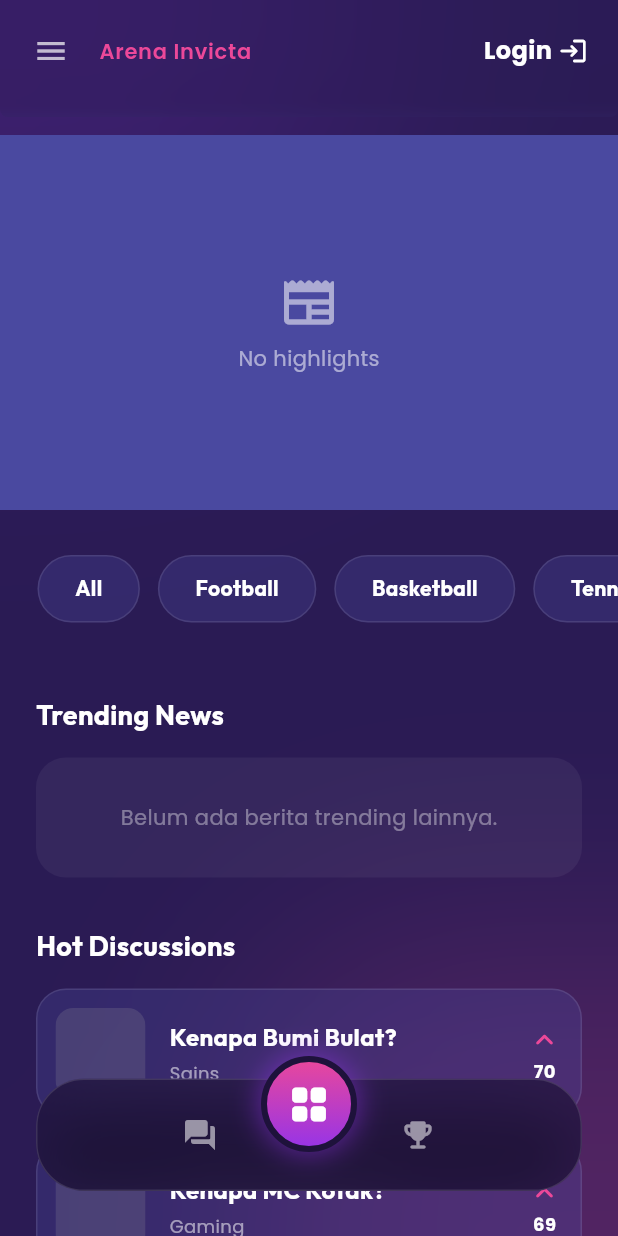
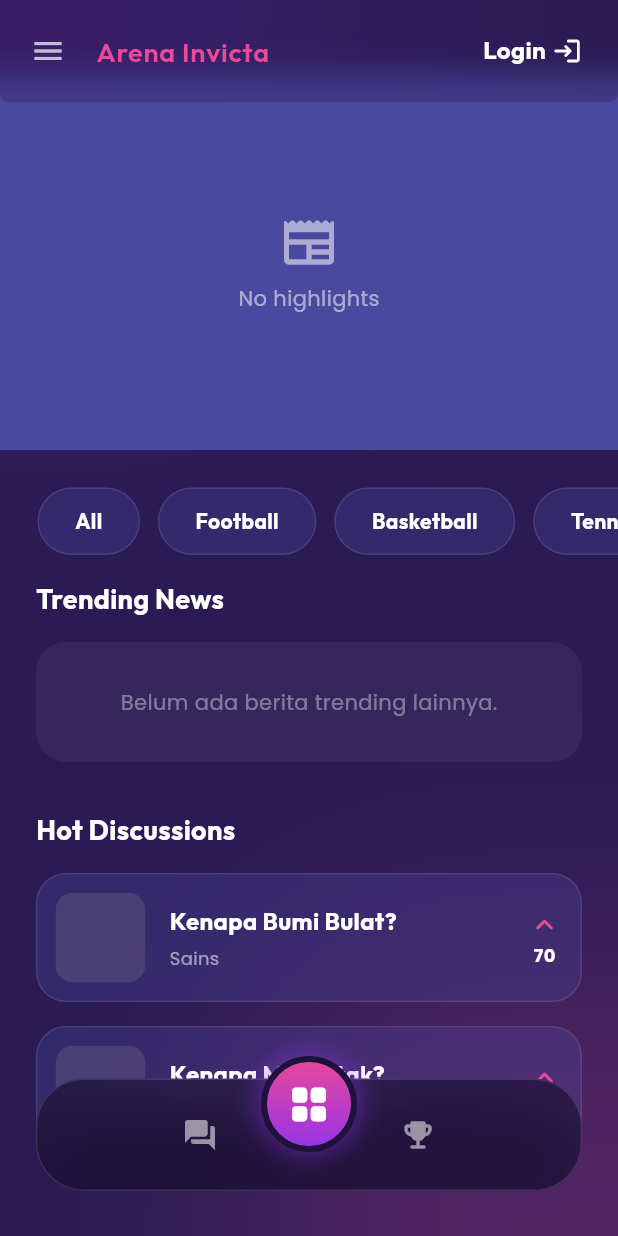
Before and after one commit to grassphobic-A07/arena-invicta-mobile, a Flutter app: the screen it shows after launch, on a phone screen of 412 x 824 dp. Run offline on Flutter 3.47's test engine with Material 3 defaults, Android fonts, the phone set to English and light mode, and no system bars; our stand-ins replace google_fonts, internet_connection_checker_plus; missing offline and left inert: pbp_django_auth; accounts and stored records are empty; network calls fail.

Commit message:
Memperbaiki header

```diff
--- a/lib/global/widgets/glassy_header.dart
+++ b/lib/global/widgets/glassy_header.dart
@@ -8,7 +8,7 @@ import 'package:arena_invicta_mobile/main.dart';
 
 class GlassyHeader extends StatelessWidget {
   final UserProvider userProvider;
-  final GlobalKey<ScaffoldState>? scaffoldKey; // Hanya perlu jika isHome = true
+  final GlobalKey<ScaffoldState>? scaffoldKey;
   final bool isHome;
   final String title;
   final String subtitle;
@@ -17,7 +17,7 @@ class GlassyHeader extends StatelessWidget {
     super.key,
     required this.userProvider,
     this.scaffoldKey,
-    this.isHome = true, // Defaultnya Home
+    this.isHome = true,
     this.title = "Arena Invicta",
     this.subtitle = "",
   });
@@ -42,10 +42,14 @@ class GlassyHeader extends StatelessWidget {
           child: Container(
             color: ArenaColor.darkAmethyst.withOpacity(0.3),
             padding: EdgeInsets.only(
-              top: MediaQuery.of(context).padding.top + 10,
-              bottom: 20,
-              left: 10,
-              right: 20,
+
+              // --- LOGIKA POSISI HEADER (YANG KAMU MINTA) ---
+              // Jika Login: + 5 (Naik dikit)
+              // Jika Belum: + 10 (Standar, ga ikutan naik)
+              top: 10,
+              bottom: 10,
+              left: 8,
+              right: 24,
             ),
             child: Row(
               mainAxisAlignment: MainAxisAlignment.spaceBetween,
@@ -53,7 +57,6 @@ class GlassyHeader extends StatelessWidget {
                 // --- KIRI: ICON & JUDUL ---
                 Row(
                   children: [
-                    // Jika Home -> Burger Menu, Jika Tidak -> Back Button
                     if (isHome)
                       IconButton(
                         padding: EdgeInsets.zero,
@@ -74,9 +77,7 @@ class GlassyHeader extends StatelessWidget {
                         ),
                       ),
 
-                    // Jika itu icon back, kasih jarak sedikit
-                    if (!isHome) const SizedBox(width: 16),
-                    // Jika itu icon burger, kasih jarak lebih sedikit
+                    if (!isHome) const SizedBox(width: 12),
                     if (isHome) const SizedBox(width: 8),
 
                     Column(
@@ -85,9 +86,9 @@ class GlassyHeader extends StatelessWidget {
                       children: [
                         Text(
                           title,
-                          style: GoogleFonts.poppins(
+                          style: GoogleFonts.outfit(
                             color: ArenaColor.dragonFruit,
-                            fontSize: isHome ? 14 : 10,
+                            fontSize: isHome ? 18 : 12,
                             fontWeight: FontWeight.w600,
                             letterSpacing: isHome ? 0.5 : 1.5,
                           ),
@@ -95,7 +96,7 @@ class GlassyHeader extends StatelessWidget {
                         if (subtitle.isNotEmpty)
                           Text(
                             subtitle,
-                            style: GoogleFonts.poppins(
+                            style: GoogleFonts.outfit(
                               color: Colors.white,
                               fontSize: 20,
                               fontWeight: FontWeight.bold,
@@ -108,13 +109,15 @@ class GlassyHeader extends StatelessWidget {
 
                 // --- KANAN: LOGIN / PROFILE ---
                 if (!userProvider.isLoggedIn)
-                  GestureDetector(
+                  Padding(
+                    padding: const EdgeInsets.only(top: 10.0, bottom: 10.0),
+                    child: GestureDetector(
                       onTap: () => Navigator.pushNamed(context, LoginPage.routeName),
                       child: Row(
                         children: [
                           Text(
                             "Login",
-                          style: GoogleFonts.poppins(
+                            style: GoogleFonts.outfit(
                               color: Colors.white,
                               fontWeight: FontWeight.bold,
                               fontSize: 16,
@@ -124,10 +127,12 @@ class GlassyHeader extends StatelessWidget {
                           const Icon(Icons.login_rounded, color: Colors.white, size: 20),
                         ],
                       ),
+                    ),
                   )
                 else
+                  // Tambahkan Padding di sini untuk mengatur jarak atas/bawah saat user login
                   Padding(
-                    padding: const EdgeInsets.all(8.0),
+                    padding: const EdgeInsets.only(bottom: 8.0), // Sesuaikan angka 8.0 ini
                     child: Row(
                       children: [
 
@@ -168,7 +173,6 @@ class GlassyHeader extends StatelessWidget {
                           ),
                           const SizedBox(width: 12),
                         ],
-                        // -------------------------------------------------------
 
                         // FOTO PROFIL (SELALU MUNCUL)
                         GestureDetector(
@@ -193,7 +197,7 @@ class GlassyHeader extends StatelessWidget {
                                     userProvider.username.isNotEmpty
                                         ? userProvider.username[0].toUpperCase()
                                         : "U",
-                                    style: GoogleFonts.poppins( // Konsisten fontnya
+                                    style: GoogleFonts.poppins(
                                         fontSize: 14,
                                         color: Colors.white,
                                         fontWeight: FontWeight.bold),
--- a/lib/hannan_quiz/screens/quiz_main.dart
+++ b/lib/hannan_quiz/screens/quiz_main.dart
@@ -136,7 +136,6 @@ class _QuizMainPageState extends State<QuizMainPage> {
 
           GlassyNavbar(
             userProvider: userProvider,
-            isHome: false,
             fabIcon: Icons.grid_view_rounded,
             onFabTap: () => Navigator.pop(context),
           ),
--- a/lib/main.dart
+++ b/lib/main.dart
@@ -22,7 +22,6 @@ import 'package:arena_invicta_mobile/rafa_news/screens/news_detail_page.dart';
 import 'package:arena_invicta_mobile/rafa_news/screens/news_form_page.dart';
 import 'package:arena_invicta_mobile/rafa_news/widgets/news_entry_card.dart';
 import 'package:arena_invicta_mobile/rafa_news/widgets/hot_news_carousel.dart';
-import 'package:arena_invicta_mobile/rafa_news/widgets/news_entry_tile.dart';
 
 void main() {
   runApp(const MyApp());
@@ -190,7 +189,6 @@ class _HomePageState extends State<HomePage> {
     final request = context.watch<CookieRequest>();
 
     // --- CEK PERMISSION ---
-    // Hanya Staff (Writer) atau Admin yang bisa melihat tombol Add News
     bool canCreate = userProvider.isLoggedIn &&
         (userProvider.role == UserRole.staff || userProvider.role == UserRole.admin);
 
@@ -230,12 +228,12 @@ class _HomePageState extends State<HomePage> {
 
                       // --- A. CAROUSEL SECTION ---
                       SizedBox(
-                        height: 250,
+                        height: 200,
                         child: Stack(
                           clipBehavior: Clip.none,
                           children: [
                              Positioned(
-                               top: -20,
+                               top: -60,
                                left: 0,
                                right: 0,
                                height: 250,
@@ -259,7 +257,7 @@ class _HomePageState extends State<HomePage> {
                         ),
                       ),
 
-                      const SizedBox(height: 10),
+                      const SizedBox(height: 15),
 
                       // --- B. SPORTS CHIPS ---
                       SizedBox(
@@ -312,9 +310,9 @@ class _HomePageState extends State<HomePage> {
                         ),
                       ),
 
-                      const SizedBox(height: 32),
+                      const SizedBox(height: 0),
 
-                      // --- C. LIST SECTION ---
+                      // --- C. LIST SECTION (TRENDING) ---
                       _buildSectionTitle("Trending News"),
 
                       if (trendingData.isNotEmpty) ...[
@@ -324,12 +322,15 @@ class _HomePageState extends State<HomePage> {
                               children: [
                                 Padding(
                                   padding: const EdgeInsets.symmetric(horizontal: 24.0),
-                                  child: NewsEntryTile(
+
+                                  // --- CHANGE IS HERE: BACK TO NewsEntryCard ---
+                                  child: NewsEntryCard(
                                     news: news,
                                     onTap: () => Navigator.push(context, MaterialPageRoute(builder: (context) => NewsDetailPage(news: news))),
                                   ),
+                                  // -------------------------------------------
                                 ),
-                                const SizedBox(height: 16),
+                                const SizedBox(height: 24), // Jarak antar card lebih besar biar lega
                               ],
                             );
                           }).toList(),
@@ -380,18 +381,17 @@ class _HomePageState extends State<HomePage> {
           // 4. NAVBAR
           GlassyNavbar(userProvider: userProvider, fabIcon: Icons.grid_view_rounded, onFabTap: () {}),
 
-          // 5. TOMBOL ADD NEWS (HANYA UNTUK WRITER / ADMIN)
+          // 5. TOMBOL ADD NEWS
           if (canCreate)
             Positioned(
-              bottom: 130, // Jarak dari bawah (di atas navbar)
-              right: 24,   // Jarak dari kanan (sedikit masuk)
+              bottom: 130,
+              right: 24,
               child: FloatingActionButton(
                 onPressed: () async {
                   final result = await Navigator.push(
                     context,
                     MaterialPageRoute(builder: (context) => const NewsFormPage()),
                   );
-                  // Refresh Home jika berhasil buat berita
                   if (result == true) {
                     setState(() {});
                   }
```
Lines whose indentation alone changed are shown as unchanged.
